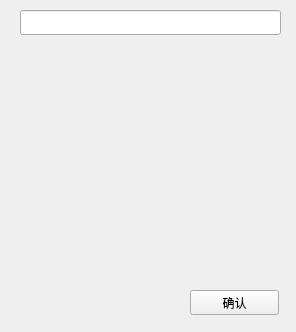
First picture: the form in client/ui/searchnewfriend.ui, repository pechpo/What-s-up, before the edit.
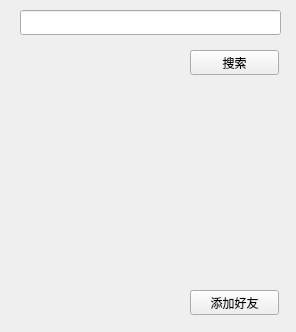
Second picture: the form after the edit.

Commit message: 修改了搜索好友界面

Diff of the .ui file:
```diff
--- a/client/ui/searchnewfriend.ui
+++ b/client/ui/searchnewfriend.ui
@@ -33,7 +33,20 @@
     </rect>
    </property>
    <property name="text">
-    <string>确认</string>
+    <string>添加好友</string>
+   </property>
+  </widget>
+  <widget class="QPushButton" name="SearchButton">
+   <property name="geometry">
+    <rect>
+     <x>190</x>
+     <y>50</y>
+     <width>89</width>
+     <height>25</height>
+    </rect>
+   </property>
+   <property name="text">
+    <string>搜索</string>
    </property>
   </widget>
  </widget>
```
